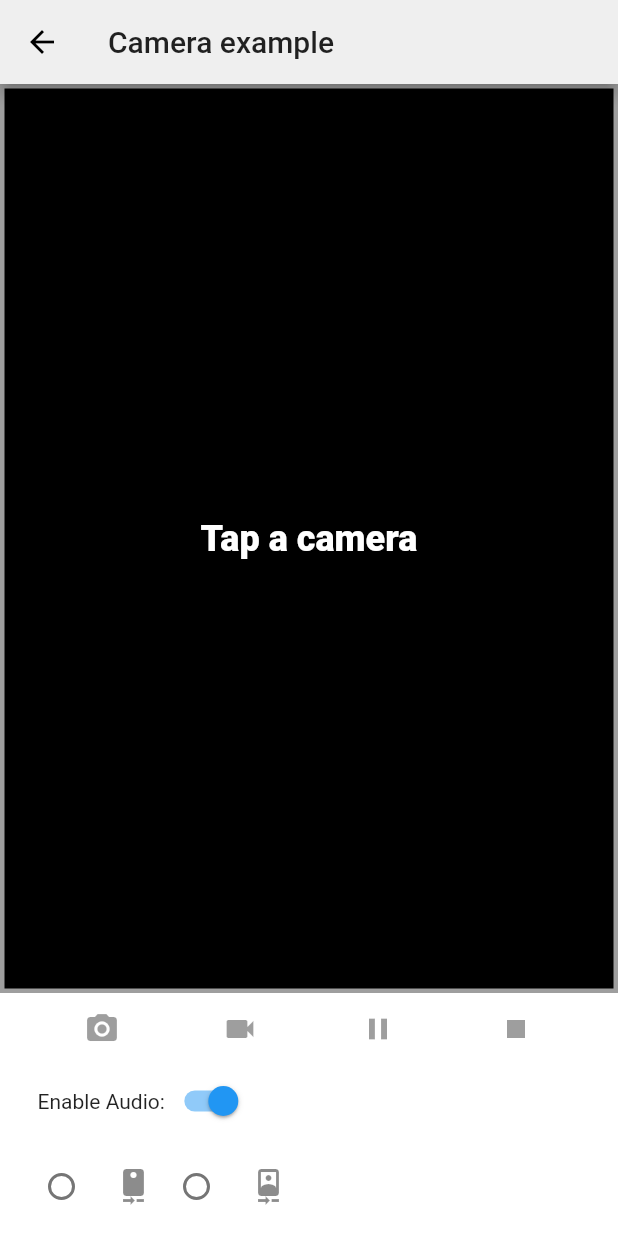
After one commit to shobhitaa/Crime-Curber, a Flutter app: the CameraExampleHome screen opened directly, on a phone screen of 412 x 824 dp. The commit adds this screen. Run offline on Flutter 3.47's test engine with Material 2 defaults, Android fonts, the phone set to English and light mode, and no system bars; our stand-ins replace camera, firebase_auth, firebase_core, gallery_saver, video_player; missing offline and left inert: maps_launcher; accounts and stored records are empty.

Commit message:
Login, Record

```diff
--- /dev/null
+++ b/lib/camera.dart
@@ -0,0 +1,463 @@
+import 'dart:async';
+import 'dart:io';
+
+import 'package:camera/camera.dart';
+import 'package:flutter/material.dart';
+import 'package:path_provider/path_provider.dart';
+import 'package:video_player/video_player.dart';
+import 'package:crime_curber/main.dart';
+import 'package:gallery_saver/gallery_saver.dart';
+
+class CameraExampleHome extends StatefulWidget {
+  @override
+  _CameraExampleHomeState createState() {
+    return _CameraExampleHomeState();
+  }
+}
+
+/// Returns a suitable camera icon for [direction].
+IconData getCameraLensIcon(CameraLensDirection direction) {
+  switch (direction) {
+    case CameraLensDirection.back:
+      return Icons.camera_rear;
+    case CameraLensDirection.front:
+      return Icons.camera_front;
+    case CameraLensDirection.external:
+      return Icons.camera;
+  }
+  throw ArgumentError('Unknown lens direction');
+}
+
+void logError(String code, String message) =>
+    print('Error: $code\nError Message: $message');
+
+class _CameraExampleHomeState extends State<CameraExampleHome>
+    with WidgetsBindingObserver {
+  CameraController controller;
+  String imagePath;
+  String videoPath;
+  VideoPlayerController videoController;
+  VoidCallback videoPlayerListener;
+  bool enableAudio = true;
+
+  @override
+  void initState() {
+    super.initState();
+    WidgetsBinding.instance.addObserver(this);
+  }
+
+  @override
+  void dispose() {
+    WidgetsBinding.instance.removeObserver(this);
+    super.dispose();
+  }
+
+  @override
+  void didChangeAppLifecycleState(AppLifecycleState state) {
+    // App state changed before we got the chance to initialize.
+    if (controller == null || !controller.value.isInitialized) {
+      return;
+    }
+    if (state == AppLifecycleState.inactive) {
+      controller?.dispose();
+    } else if (state == AppLifecycleState.resumed) {
+      if (controller != null) {
+        onNewCameraSelected(controller.description);
+      }
+    }
+  }
+
+  final GlobalKey<ScaffoldState> _scaffoldKey = GlobalKey<ScaffoldState>();
+
+  @override
+  Widget build(BuildContext context) {
+    return Scaffold(
+      key: _scaffoldKey,
+      appBar: AppBar(
+        title: const Text('Camera example'),
+      ),
+      body: Column(
+        children: <Widget>[
+          Expanded(
+            child: Container(
+              child: Padding(
+                padding: const EdgeInsets.all(1.0),
+                child: Center(
+                  child: _cameraPreviewWidget(),
+                ),
+              ),
+              decoration: BoxDecoration(
+                color: Colors.black,
+                border: Border.all(
+                  color: controller != null && controller.value.isRecordingVideo
+                      ? Colors.redAccent
+                      : Colors.grey,
+                  width: 3.0,
+                ),
+              ),
+            ),
+          ),
+          _captureControlRowWidget(),
+          _toggleAudioWidget(),
+          Padding(
+            padding: const EdgeInsets.all(5.0),
+            child: Row(
+              mainAxisAlignment: MainAxisAlignment.start,
+              children: <Widget>[
+                _cameraTogglesRowWidget(),
+                _thumbnailWidget(),
+              ],
+            ),
+          ),
+        ],
+      ),
+    );
+  }
+
+  /// Display the preview from the camera (or a message if the preview is not available).
+  Widget _cameraPreviewWidget() {
+    if (controller == null || !controller.value.isInitialized) {
+      return const Text(
+        'Tap a camera',
+        style: TextStyle(
+          color: Colors.white,
+          fontSize: 24.0,
+          fontWeight: FontWeight.w900,
+        ),
+      );
+    } else {
+      return AspectRatio(
+        aspectRatio: controller.value.aspectRatio,
+        child: CameraPreview(controller),
+      );
+    }
+  }
+
+  /// Toggle recording audio
+  Widget _toggleAudioWidget() {
+    return Padding(
+      padding: const EdgeInsets.only(left: 25),
+      child: Row(
+        children: <Widget>[
+          const Text('Enable Audio:'),
+          Switch(
+            value: enableAudio,
+            onChanged: (bool value) {
+              enableAudio = value;
+              if (controller != null) {
+                onNewCameraSelected(controller.description);
+              }
+            },
+          ),
+        ],
+      ),
+    );
+  }
+
+  /// Display the thumbnail of the captured image or video.
+  Widget _thumbnailWidget() {
+    return Expanded(
+      child: Align(
+        alignment: Alignment.centerRight,
+        child: Row(
+          mainAxisSize: MainAxisSize.min,
+          children: <Widget>[
+            videoController == null && imagePath == null
+                ? Container()
+                : SizedBox(
+                    child: (videoController == null)
+                        ? Image.file(File(imagePath))
+                        : Container(
+                            child: Center(
+                              child: AspectRatio(
+                                  aspectRatio:
+                                      videoController.value.size != null
+                                          ? videoController.value.aspectRatio
+                                          : 1.0,
+                                  child: VideoPlayer(videoController)),
+                            ),
+                            decoration: BoxDecoration(
+                                border: Border.all(color: Colors.pink)),
+                          ),
+                    width: 64.0,
+                    height: 64.0,
+                  ),
+          ],
+        ),
+      ),
+    );
+  }
+
+  /// Display the control bar with buttons to take pictures and record videos.
+  Widget _captureControlRowWidget() {
+    return Row(
+      mainAxisAlignment: MainAxisAlignment.spaceEvenly,
+      mainAxisSize: MainAxisSize.max,
+      children: <Widget>[
+        IconButton(
+          icon: const Icon(Icons.camera_alt),
+          color: Colors.blue,
+          onPressed: controller != null &&
+                  controller.value.isInitialized &&
+                  !controller.value.isRecordingVideo
+              ? onTakePictureButtonPressed
+              : null,
+        ),
+        IconButton(
+          icon: const Icon(Icons.videocam),
+          color: Colors.blue,
+          onPressed: controller != null &&
+                  controller.value.isInitialized &&
+                  !controller.value.isRecordingVideo
+              ? onVideoRecordButtonPressed
+              : null,
+        ),
+        IconButton(
+          icon: controller != null && controller.value.isRecordingPaused
+              ? Icon(Icons.play_arrow)
+              : Icon(Icons.pause),
+          color: Colors.blue,
+          onPressed: controller != null &&
+                  controller.value.isInitialized &&
+                  controller.value.isRecordingVideo
+              ? (controller != null && controller.value.isRecordingPaused
+                  ? onResumeButtonPressed
+                  : onPauseButtonPressed)
+              : null,
+        ),
+        IconButton(
+          icon: const Icon(Icons.stop),
+          color: Colors.red,
+          onPressed: controller != null &&
+                  controller.value.isInitialized &&
+                  controller.value.isRecordingVideo
+              ? onStopButtonPressed
+              : null,
+        )
+      ],
+    );
+  }
+
+  /// Display a row of toggle to select the camera (or a message if no camera is available).
+  Widget _cameraTogglesRowWidget() {
+    final List<Widget> toggles = <Widget>[];
+
+    if (cameras.isEmpty) {
+      return const Text('No camera found');
+    } else {
+      for (CameraDescription cameraDescription in cameras) {
+        toggles.add(
+          SizedBox(
+            width: 90.0,
+            child: RadioListTile<CameraDescription>(
+              title: Icon(getCameraLensIcon(cameraDescription.lensDirection)),
+              groupValue: controller?.description,
+              value: cameraDescription,
+              onChanged: controller != null && controller.value.isRecordingVideo
+                  ? null
+                  : onNewCameraSelected,
+            ),
+          ),
+        );
+      }
+    }
+
+    return Row(children: toggles);
+  }
+
+  String timestamp() => DateTime.now().millisecondsSinceEpoch.toString();
+
+  void showInSnackBar(String message) {
+    // ignore: deprecated_member_use
+    _scaffoldKey.currentState.showSnackBar(SnackBar(content: Text(message)));
+  }
+
+  void onNewCameraSelected(CameraDescription cameraDescription) async {
+    if (controller != null) {
+      await controller.dispose();
+    }
+    controller = CameraController(
+      cameraDescription,
+      ResolutionPreset.ultraHigh,
+      enableAudio: enableAudio,
+    );
+
+    // If the controller is updated then update the UI.
+    controller.addListener(() {
+      if (mounted) setState(() {});
+      if (controller.value.hasError) {
+        showInSnackBar('Camera error ${controller.value.errorDescription}');
+      }
+    });
+
+    try {
+      await controller.initialize();
+    } on CameraException catch (e) {
+      _showCameraException(e);
+    }
+
+    if (mounted) {
+      setState(() {});
+    }
+  }
+
+  void onTakePictureButtonPressed() {
+    takePicture().then((String filePath) {
+      if (mounted) {
+        setState(() {
+          imagePath = filePath;
+          videoController?.dispose();
+          videoController = null;
+        });
+        if (filePath != null) showInSnackBar('Picture saved to $filePath');
+      }
+    });
+  }
+
+  void onVideoRecordButtonPressed() {
+    startVideoRecording().then((String filePath) {
+      if (mounted) setState(() {});
+      if (filePath != null) showInSnackBar('Saving video to $filePath');
+    });
+  }
+
+  void onStopButtonPressed() {
+    stopVideoRecording().then((_) {
+      if (mounted) setState(() {});
+      showInSnackBar('Video recorded to: $videoPath');
+    });
+  }
+
+  void onPauseButtonPressed() {
+    pauseVideoRecording().then((_) {
+      if (mounted) setState(() {});
+      showInSnackBar('Video recording paused');
+    });
+  }
+
+  void onResumeButtonPressed() {
+    resumeVideoRecording().then((_) {
+      if (mounted) setState(() {});
+      showInSnackBar('Video recording resumed');
+    });
+  }
+
+  Future<String> startVideoRecording() async {
+    if (!controller.value.isInitialized) {
+      showInSnackBar('Error: select a camera first.');
+      return null;
+    }
+
+    final Directory extDir = await getExternalStorageDirectory();
+    final String dirPath = '${extDir.path}/Videos';
+    await Directory(dirPath).create(recursive: true);
+    final String filePath = '$dirPath/${timestamp()}.mp4';
+
+    if (controller.value.isRecordingVideo) {
+      // A recording is already started, do nothing.
+      return null;
+    }
+
+    try {
+      videoPath = filePath;
+      await controller.startVideoRecording(filePath);
+    } on CameraException catch (e) {
+      _showCameraException(e);
+      return null;
+    }
+    return filePath;
+  }
+
+  Future<void> stopVideoRecording() async {
+    if (!controller.value.isRecordingVideo) {
+      return null;
+    }
+
+    try {
+      await controller.stopVideoRecording();
+    } on CameraException catch (e) {
+      _showCameraException(e);
+      return null;
+    }
+
+    await _startVideoPlayer();
+  }
+
+  Future<void> pauseVideoRecording() async {
+    if (!controller.value.isRecordingVideo) {
+      return null;
+    }
+
+    try {
+      await controller.pauseVideoRecording();
+    } on CameraException catch (e) {
+      _showCameraException(e);
+      rethrow;
+    }
+  }
+
+  Future<void> resumeVideoRecording() async {
+    if (!controller.value.isRecordingVideo) {
+      return null;
+    }
+
+    try {
+      await controller.resumeVideoRecording();
+    } on CameraException catch (e) {
+      _showCameraException(e);
+      rethrow;
+    }
+  }
+
+  Future<void> _startVideoPlayer() async {
+    final VideoPlayerController vcontroller =
+        VideoPlayerController.file(File(videoPath));
+    videoPlayerListener = () {
+      if (videoController != null && videoController.value.size != null) {
+        // Refreshing the state to update video player with the correct ratio.
+        if (mounted) setState(() {});
+        videoController.removeListener(videoPlayerListener);
+      }
+    };
+    vcontroller.addListener(videoPlayerListener);
+    await vcontroller.setLooping(true);
+    await vcontroller.initialize();
+    await videoController?.dispose();
+    if (mounted) {
+      setState(() {
+        imagePath = null;
+        videoController = vcontroller;
+      });
+    }
+    await vcontroller.play();
+  }
+
+  Future<String> takePicture() async {
+    if (!controller.value.isInitialized) {
+      showInSnackBar('Error: select a camera first.');
+      return null;
+    }
+    final Directory extDir = await getExternalStorageDirectory();
+    final String dirPath = '${extDir.path}/Pictures';
+    await Directory(dirPath).create(recursive: true);
+    final String filePath = '$dirPath/${timestamp()}.jpg';
+
+    if (controller.value.isTakingPicture) {
+      // A capture is already pending, do nothing.
+      return null;
+    }
+
+    try {
+      await controller.takePicture(filePath);
+    } on CameraException catch (e) {
+      _showCameraException(e);
+      return null;
+    }
+    return filePath;
+  }
+
+  void _showCameraException(CameraException e) {
+    logError(e.code, e.description);
+    showInSnackBar('Error: ${e.code}\n${e.description}');
+  }
+}
```
Also changed, not shown: lib/login.dart (added, +69 -0 lines), lib/main.dart (+8 -0 lines), lib/main_screen.dart (+14 -0 lines), lib/welcome_body.dart (+10 -0 lines), pubspec.yaml (+7 -0 lines), pubspec.lock, 4 other files.
